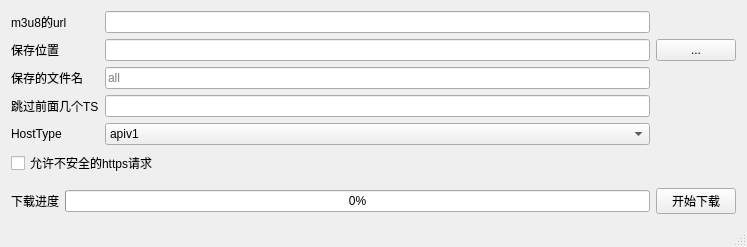
Old version of the form m3u8d-qt/mainwindow.ui in the repository orestonce/m3u8d.
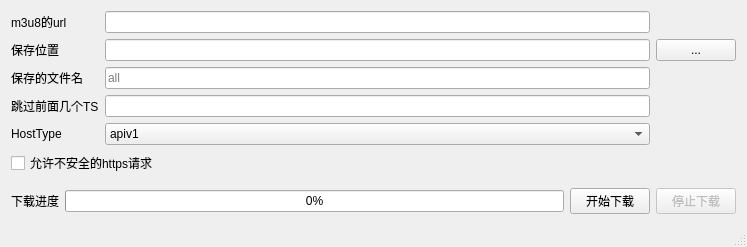
New version of the form.

```diff
--- a/m3u8d-qt/mainwindow.ui
+++ b/m3u8d-qt/mainwindow.ui
@@ -112,7 +112,7 @@
      </spacer>
     </item>
     <item>
-     <layout class="QHBoxLayout" name="horizontalLayout" stretch="0,1,0">
+     <layout class="QHBoxLayout" name="horizontalLayout" stretch="0,1,0,0">
       <item>
        <widget class="QLabel" name="label_3">
         <property name="text">
@@ -134,6 +134,16 @@
         </property>
        </widget>
       </item>
+      <item>
+       <widget class="QPushButton" name="pushButton_StopDownload">
+        <property name="enabled">
+         <bool>false</bool>
+        </property>
+        <property name="text">
+         <string>停止下载</string>
+        </property>
+       </widget>
+      </item>
      </layout>
     </item>
    </layout>
```
